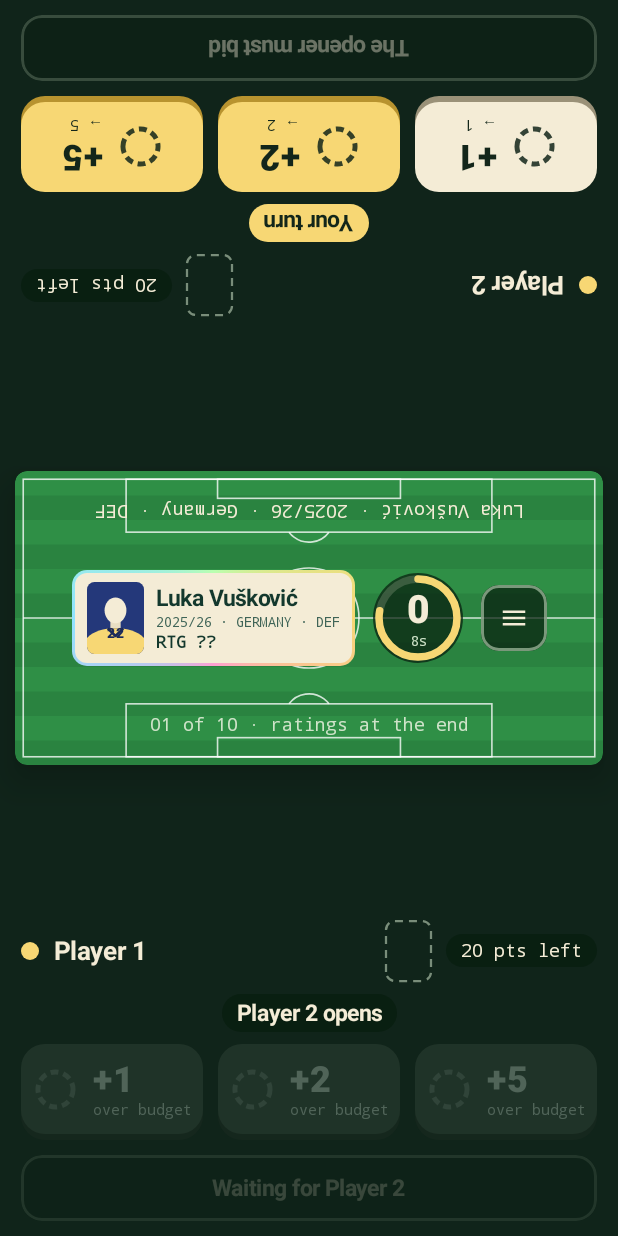
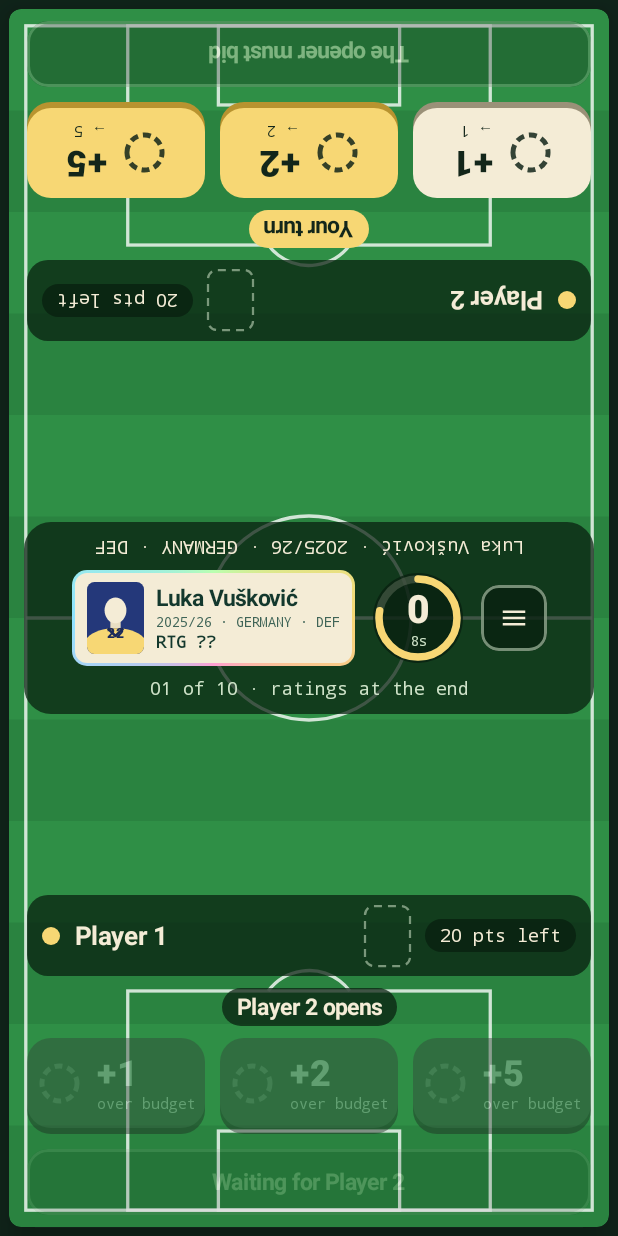
Before and after one commit to vidanstojic/Draft-Duel, an Android app built with Jetpack Compose: the LocalMatchRoute screen opened through its navigation route, on a phone screen of 412 x 824 dp. Run offline under Robolectric (Android 15) with nearby library versions, the phone set to English and light mode, and no system bars; our stand-ins replace Compose Multiplatform resources.

Commit message:
fix(local): split screen surface fills the whole screen
The surface used to be a 196 dp strip in the middle, with the flat screen
color above and below it. It now covers the whole screen, so each player
plays on their half of the pitch (court, cinema, kitchen) and the card sits
on the center line. The name row and the center strip are on translucent
panels so text stays readable on light surfaces such as the court and clay.

```diff
--- a/composeApp/src/commonMain/kotlin/com/vidanstojic/draftduel/ui/screens/local/LocalMatchScreen.kt
+++ b/composeApp/src/commonMain/kotlin/com/vidanstojic/draftduel/ui/screens/local/LocalMatchScreen.kt
@@ -14,6 +14,7 @@ import androidx.compose.foundation.layout.size
 import androidx.compose.foundation.layout.windowInsetsPadding
 import androidx.compose.foundation.background
 import androidx.compose.foundation.shape.CircleShape
+import androidx.compose.foundation.shape.RoundedCornerShape
 import androidx.compose.material.icons.Icons
 import androidx.compose.material.icons.filled.Menu
 import androidx.compose.material3.Text
@@ -157,7 +158,9 @@ private fun PassDeviceMatchScreen(
 
 /**
  * Phone lying flat between two players: player 2's half is rotated 180°, the card sits in the
- * middle. Both halves are always live; the one not on turn is dimmed.
+ * middle. The surface fills the whole screen, so each player gets their half of the pitch (court,
+ * table…) and the card lies on the center line. Both halves are always live; the one not on turn
+ * is dimmed.
  */
 @Composable
 private fun SplitMatchScreen(
@@ -168,12 +171,20 @@ private fun SplitMatchScreen(
 ) {
     val surface = state.bottom.theme.surfaceStyle()
     DraftDuelTheme(surface = surface) {
-        Column(
+        Box(
             modifier = Modifier
                 .fillMaxSize()
                 .surfaceScreenBackground(surface)
                 .windowInsetsPadding(WindowInsets.safeDrawing),
         ) {
+            PlaySurface(
+                style = surface,
+                modifier = Modifier
+                    .fillMaxSize()
+                    .padding(6.dp),
+                content = {},
+            )
+            Column(Modifier.fillMaxSize()) {
                 SeatHalf(
                     state = state.top,
                     actions = topActions,
@@ -187,6 +198,7 @@ private fun SplitMatchScreen(
                     actions = bottomActions,
                     modifier = Modifier.weight(1f),
                 )
+            }
         }
     }
 }
@@ -207,10 +219,18 @@ private fun SeatHalf(
     Column(
         modifier = modifier
             .fillMaxWidth()
-            .padding(horizontal = 14.dp, vertical = 10.dp),
+            .padding(horizontal = 18.dp, vertical = 14.dp),
         verticalArrangement = Arrangement.spacedBy(8.dp, Alignment.Bottom),
     ) {
-        Row(verticalAlignment = Alignment.CenterVertically, horizontalArrangement = Arrangement.spacedBy(10.dp)) {
+        // Drawn over the surface, so the name row gets a panel to stay readable on light courts.
+        Row(
+            modifier = Modifier
+                .fillMaxWidth()
+                .background(colors.panel, RoundedCornerShape(14.dp))
+                .padding(horizontal = 10.dp, vertical = 6.dp),
+            verticalAlignment = Alignment.CenterVertically,
+            horizontalArrangement = Arrangement.spacedBy(10.dp),
+        ) {
             Box(Modifier.size(12.dp).background(colors.accent, CircleShape))
             Text(state.you.name, style = DraftDuelTheme.type.title, color = colors.onScreen, modifier = Modifier.weight(1f))
             CardPile(state.you.pile, cardWidth = 30.dp, overlap = 9.dp)
@@ -293,21 +313,22 @@ private fun CenterStrip(state: MatchUiState, onMenu: () -> Unit) {
         is MatchPhaseUi.Awarded -> phase.price
         else -> 0
     }
-    PlaySurface(
-        style = state.theme.surfaceStyle(),
+    // The surface behind is the whole screen; the strip is a panel on its center line.
+    Box(
         modifier = Modifier
             .fillMaxWidth()
-            .height(196.dp)
-            .padding(horizontal = 10.dp),
+            .padding(horizontal = 16.dp)
+            .background(colors.panel, RoundedCornerShape(18.dp))
+            .padding(horizontal = 12.dp, vertical = 10.dp),
     ) {
         Column(
-            modifier = Modifier.fillMaxSize(),
+            modifier = Modifier.fillMaxWidth(),
             horizontalAlignment = Alignment.CenterHorizontally,
-            verticalArrangement = Arrangement.SpaceBetween,
+            verticalArrangement = Arrangement.spacedBy(8.dp),
         ) {
             if (card != null) {
                 Text(
-                    text = "${card.name} · ${card.season} · ${card.country} · ${card.position}",
+                    text = listOf(card.name, card.details).filter { it.isNotBlank() }.joinToString(" · "),
                     style = DraftDuelTheme.type.mono,
                     color = colors.onScreen,
                     modifier = Modifier.rotate(180f),
```
Lines whose indentation alone changed are shown as unchanged.
